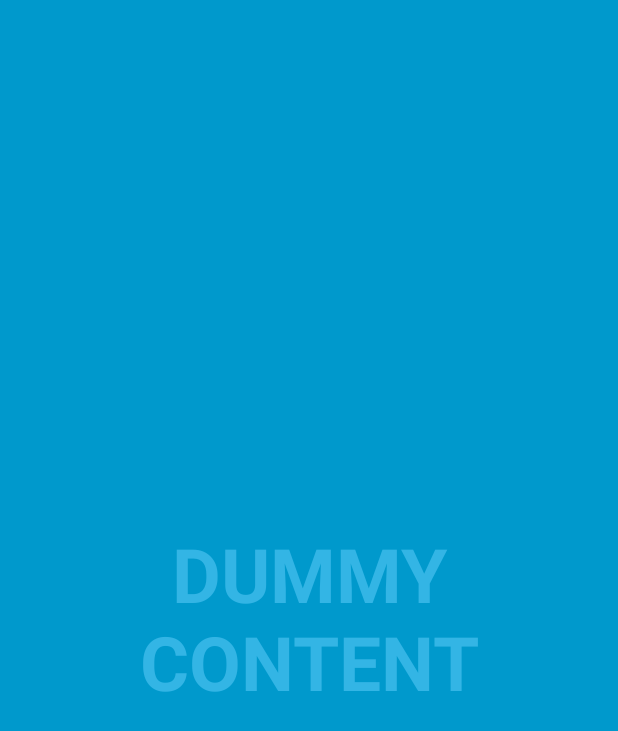
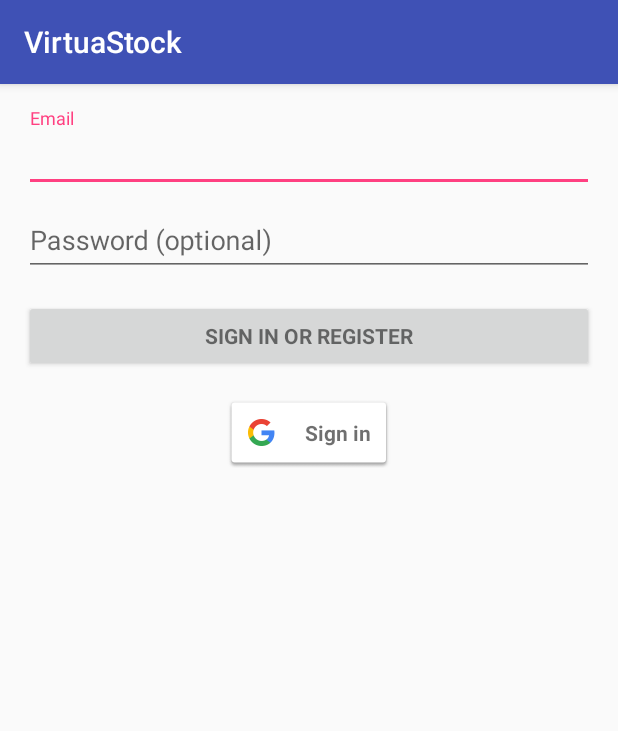
Before and after one commit to lakshayswani/Capstone-Project, an Android app: the screen it shows after launch (home before the commit, LoginActivity after it), on a phone screen of 412 x 824 dp. Shown: the top 731 px of the screen. Run offline under Robolectric (Android 15) with nearby library versions, the phone set to English and light mode, and no system bars; our stand-ins replace Firebase (no records; nobody signed in at launch, a user with empty details on screens opened directly).

Commit message:
Added firebase authentication functionality

```diff
--- /dev/null
+++ b/app/src/main/java/com/lakshayswani/virtuastock/ui/LoginActivity.java
@@ -0,0 +1,273 @@
+package com.lakshayswani.virtuastock.ui;
+
+import android.annotation.TargetApi;
+import android.content.Intent;
+import android.content.pm.PackageManager;
+import android.net.Uri;
+import android.os.Build;
+import android.support.annotation.NonNull;
+import android.support.design.widget.Snackbar;
+import android.support.v7.app.AppCompatActivity;
+import android.os.Bundle;
+import android.util.Log;
+import android.view.View;
+import android.widget.AutoCompleteTextView;
+import android.widget.Button;
+import android.widget.EditText;
+import android.widget.Toast;
+
+import com.google.android.gms.auth.api.Auth;
+import com.google.android.gms.auth.api.signin.GoogleSignInAccount;
+import com.google.android.gms.auth.api.signin.GoogleSignInOptions;
+import com.google.android.gms.auth.api.signin.GoogleSignInResult;
+import com.google.android.gms.common.ConnectionResult;
+import com.google.android.gms.common.SignInButton;
+import com.google.android.gms.common.api.GoogleApiClient;
+import com.google.android.gms.tasks.OnCompleteListener;
+import com.google.android.gms.tasks.Task;
+import com.google.firebase.auth.AuthCredential;
+import com.google.firebase.auth.AuthResult;
+import com.google.firebase.auth.FirebaseAuth;
+import com.google.firebase.auth.FirebaseUser;
+import com.google.firebase.auth.GoogleAuthProvider;
+import com.lakshayswani.virtuastock.R;
+
+import static android.Manifest.permission.GET_ACCOUNTS;
+import static android.Manifest.permission.INTERNET;
+import static android.Manifest.permission.READ_CONTACTS;
+
+public class LoginActivity extends AppCompatActivity implements
+        GoogleApiClient.OnConnectionFailedListener {
+
+
+    private FirebaseAuth mAuth;
+
+    private FirebaseAuth.AuthStateListener mAuthListener;
+
+    private GoogleSignInOptions gso;
+
+    private static String TAG = "FIREBASE";
+
+    private GoogleApiClient mGoogleApiClient;
+
+    private int RC_SIGN_IN = 1;
+
+    private AutoCompleteTextView email;
+
+    private EditText password;
+
+    private Button signIn;
+
+    private SignInButton signInButton;
+
+    @Override
+    protected void onCreate(Bundle savedInstanceState) {
+        super.onCreate(savedInstanceState);
+        setContentView(R.layout.activity_login2);
+
+        email = (AutoCompleteTextView) findViewById(R.id.email);
+        password = (EditText) findViewById(R.id.password);
+        signIn = (Button) findViewById(R.id.email_sign_in_button);
+        signInButton = (SignInButton) findViewById(R.id.sign_in_button);
+        signInButton.setSize(SignInButton.SIZE_STANDARD);
+        mAuth = FirebaseAuth.getInstance();
+
+        gso = new GoogleSignInOptions.Builder(GoogleSignInOptions.DEFAULT_SIGN_IN)
+                .requestIdToken(getString(R.string.web_client_id))
+                .requestEmail()
+                .build();
+
+        mGoogleApiClient = new GoogleApiClient.Builder(this)
+                .enableAutoManage(this , this )
+                .addApi(Auth.GOOGLE_SIGN_IN_API, gso)
+                .build();
+
+
+        populateAutoComplete();
+
+        signIn.setOnClickListener(new View.OnClickListener() {
+            @Override
+            public void onClick(View v) {
+                signInFirebase(email.getText().toString(), password.getText().toString());
+            }
+        });
+
+        signInButton.setOnClickListener(new View.OnClickListener() {
+            @Override
+            public void onClick(View v) {
+                signIn();
+            }
+        });
+
+        mAuthListener = new FirebaseAuth.AuthStateListener() {
+            @Override
+            public void onAuthStateChanged(@NonNull FirebaseAuth firebaseAuth) {
+                FirebaseUser user = firebaseAuth.getCurrentUser();
+                if (user != null) {
+                    Toast.makeText(getApplicationContext(), "Signin Successful", Toast.LENGTH_LONG).show();
+                    // User is signed in
+                    Log.d(TAG, "onAuthStateChanged:signed_in:" + user.getUid());
+                } else {
+                    Toast.makeText(getApplicationContext(), "Signin not Successful", Toast.LENGTH_LONG).show();
+                    // User is signed out
+                    Log.d(TAG, "onAuthStateChanged:signed_out");
+                }
+                // ...
+            }
+        };
+
+//        FirebaseUser user = FirebaseAuth.getInstance().getCurrentUser();
+//        if (user != null) {
+//            // Name, email address, and profile photo Url
+//            String name = user.getDisplayName();
+//            String email = user.getEmail();
+//            Uri photoUrl = user.getPhotoUrl();
+//
+//            // The user's ID, unique to the Firebase project. Do NOT use this value to
+//            // authenticate with your backend server, if you have one. Use
+//            // FirebaseUser.getToken() instead.
+//            String uid = user.getUid();
+//        }
+
+    }
+
+    private void signInFirebase(final String emailId, final String password)
+    {
+        mAuth.signInWithEmailAndPassword(emailId, password)
+                .addOnCompleteListener(this, new OnCompleteListener<AuthResult>() {
+                    @Override
+                    public void onComplete(@NonNull Task<AuthResult> task) {
+                        Log.d(TAG, "signInWithEmail:onComplete:" + task.isSuccessful());
+
+                        // If sign in fails, display a message to the user. If sign in succeeds
+                        // the auth state listener will be notified and logic to handle the
+                        // signed in user can be handled in the listener.
+                        if (!task.isSuccessful()) {
+                            Log.w(TAG, "signInWithEmail:failed", task.getException());
+                            Toast.makeText(getApplicationContext(), "Seems like you are a new user !",
+                                    Toast.LENGTH_SHORT).show();
+                            mAuth.createUserWithEmailAndPassword(emailId, password)
+                                    .addOnCompleteListener(LoginActivity.this, new OnCompleteListener<AuthResult>() {
+                                        @Override
+                                        public void onComplete(@NonNull Task<AuthResult> task) {
+                                            Log.d(TAG, "createUserWithEmail:onComplete:" + task.isSuccessful());
+
+                                            // If sign in fails, display a message to the user. If sign in succeeds
+                                            // the auth state listener will be notified and logic to handle the
+                                            // signed in user can be handled in the listener.
+                                            if (!task.isSuccessful()) {
+                                                Toast.makeText(getApplicationContext(), "Unable to make user with these details.",
+                                                        Toast.LENGTH_SHORT).show();
+                                            }
+
+                                        }
+                                    });
+
+                        }
+
+                        // ...
+                    }
+                });
+    }
+
+    @Override
+    public void onStart() {
+        super.onStart();
+        mAuth.addAuthStateListener(mAuthListener);
+    }
+
+    @Override
+    public void onStop() {
+        super.onStop();
+        if (mAuthListener != null) {
+            mAuth.removeAuthStateListener(mAuthListener);
+        }
+    }
+
+    private void signIn() {
+        Intent signInIntent = Auth.GoogleSignInApi.getSignInIntent(mGoogleApiClient);
+        startActivityForResult(signInIntent, RC_SIGN_IN);
+    }
+
+    @Override
+    public void onActivityResult(int requestCode, int resultCode, Intent data) {
+        super.onActivityResult(requestCode, resultCode, data);
+
+        // Result returned from launching the Intent from GoogleSignInApi.getSignInIntent(...);
+        if (requestCode == RC_SIGN_IN) {
+            GoogleSignInResult result = Auth.GoogleSignInApi.getSignInResultFromIntent(data);
+            if (result.isSuccess()) {
+                Toast.makeText(getApplicationContext(), "Authenticating google with firebase.",
+                        Toast.LENGTH_SHORT).show();
+                // Google Sign In was successful, authenticate with Firebase
+                GoogleSignInAccount account = result.getSignInAccount();
+                firebaseAuthWithGoogle(account);
+            } else {
+                // Google Sign In failed, update UI appropriately
+                // ...
+                Toast.makeText(getApplicationContext(), "Google Sign in failed.",
+                        Toast.LENGTH_SHORT).show();
+            }
+        }
+    }
+
+    private void firebaseAuthWithGoogle(GoogleSignInAccount acct) {
+        Log.d(TAG, "firebaseAuthWithGoogle:" + acct.getId());
+
+        AuthCredential credential = GoogleAuthProvider.getCredential(acct.getIdToken(), null);
+        mAuth.signInWithCredential(credential)
+                .addOnCompleteListener(this, new OnCompleteListener<AuthResult>() {
+                    @Override
+                    public void onComplete(@NonNull Task<AuthResult> task) {
+                        Log.d(TAG, "signInWithCredential:onComplete:" + task.isSuccessful());
+
+                        // If sign in fails, display a message to the user. If sign in succeeds
+                        // the auth state listener will be notified and logic to handle the
+                        // signed in user can be handled in the listener.
+                        if (!task.isSuccessful()) {
+                            Log.w(TAG, "signInWithCredential", task.getException());
+                            Toast.makeText(getApplicationContext(), "Authentication failed.",
+                                    Toast.LENGTH_SHORT).show();
+                        }
+                        else
+                        {
+                            Toast.makeText(getApplicationContext(), "Signin with google successful",
+                                    Toast.LENGTH_SHORT).show();
+                        }
+                        // ...
+                    }
+                });
+    }
+
+    @Override
+    public void onConnectionFailed(@NonNull ConnectionResult connectionResult) {
+        Log.d(TAG, "onConnectionFailed:" + connectionResult);
+    }
+
+    private static final int REQUEST_GET_ACCOUNTS = 1;
+    private static final int REQUEST_INTERNET = 2;
+
+
+    private void populateAutoComplete() {
+        if (!mayRequestContacts()) {
+            return;
+        }
+    }
+
+    private boolean mayRequestContacts() {
+        if (Build.VERSION.SDK_INT < Build.VERSION_CODES.M) {
+            return true;
+        }
+        if ((checkSelfPermission(GET_ACCOUNTS) == PackageManager.PERMISSION_GRANTED)&&(checkSelfPermission(INTERNET) == PackageManager.PERMISSION_GRANTED)) {
+            return true;
+        }
+        if(checkSelfPermission(GET_ACCOUNTS) != PackageManager.PERMISSION_GRANTED)
+        requestPermissions(new String[]{GET_ACCOUNTS}, REQUEST_GET_ACCOUNTS);
+
+        if(checkSelfPermission(INTERNET) != PackageManager.PERMISSION_GRANTED)
+        requestPermissions(new String[]{INTERNET}, REQUEST_INTERNET);
+
+        return false;
+    }
+
+}
--- /dev/null
+++ b/app/src/main/res/layout/activity_login2.xml
@@ -0,0 +1,85 @@
+<LinearLayout xmlns:android="http://schemas.android.com/apk/res/android"
+    xmlns:tools="http://schemas.android.com/tools"
+    android:layout_width="match_parent"
+    android:layout_height="match_parent"
+    android:gravity="center_horizontal"
+    android:orientation="vertical"
+    android:paddingBottom="@dimen/activity_vertical_margin"
+    android:paddingLeft="@dimen/activity_horizontal_margin"
+    android:paddingRight="@dimen/activity_horizontal_margin"
+    android:paddingTop="@dimen/activity_vertical_margin"
+    tools:context="com.lakshayswani.virtuastock.ui.LoginActivity">
+
+    <!-- Login progress -->
+    <ProgressBar
+        android:id="@+id/login_progress"
+        style="?android:attr/progressBarStyleLarge"
+        android:layout_width="wrap_content"
+        android:layout_height="wrap_content"
+        android:layout_marginBottom="8dp"
+        android:visibility="gone" />
+
+    <ScrollView
+        android:id="@+id/login_form"
+        android:layout_width="match_parent"
+        android:layout_height="match_parent">
+
+        <LinearLayout
+            android:id="@+id/email_login_form"
+            android:layout_width="match_parent"
+            android:layout_height="wrap_content"
+            android:orientation="vertical">
+
+            <android.support.design.widget.TextInputLayout
+                android:layout_width="match_parent"
+                android:layout_height="wrap_content">
+
+                <AutoCompleteTextView
+                    android:id="@+id/email"
+                    android:layout_width="match_parent"
+                    android:layout_height="wrap_content"
+                    android:hint="@string/prompt_email"
+                    android:inputType="textEmailAddress"
+                    android:maxLines="1"
+                    android:singleLine="true" />
+
+            </android.support.design.widget.TextInputLayout>
+
+            <android.support.design.widget.TextInputLayout
+                android:layout_width="match_parent"
+                android:layout_height="wrap_content">
+
+                <EditText
+                    android:id="@+id/password"
+                    android:layout_width="match_parent"
+                    android:layout_height="wrap_content"
+                    android:hint="@string/prompt_password"
+                    android:imeActionId="@+id/login"
+                    android:imeActionLabel="@string/action_sign_in_short"
+                    android:imeOptions="actionUnspecified"
+                    android:inputType="textPassword"
+                    android:maxLines="1"
+                    android:singleLine="true" />
+
+            </android.support.design.widget.TextInputLayout>
+
+            <Button
+                android:id="@+id/email_sign_in_button"
+                style="?android:textAppearanceSmall"
+                android:layout_width="match_parent"
+                android:layout_height="wrap_content"
+                android:layout_marginTop="16dp"
+                android:text="@string/action_sign_in"
+                android:textStyle="bold" />
+
+            <com.google.android.gms.common.SignInButton
+                android:id="@+id/sign_in_button"
+                android:layout_width="wrap_content"
+                android:layout_height="wrap_content"
+                android:layout_marginTop="16dp"
+                android:layout_gravity="center_horizontal"
+                />
+
+        </LinearLayout>
+    </ScrollView>
+</LinearLayout>
--- /dev/null
+++ b/app/src/main/res/values/dimens.xml
@@ -0,0 +1,5 @@
+<resources>
+    <!-- Default screen margins, per the Android Design guidelines. -->
+    <dimen name="activity_horizontal_margin">16dp</dimen>
+    <dimen name="activity_vertical_margin">16dp</dimen>
+</resources>
--- a/app/src/main/res/values/strings.xml
+++ b/app/src/main/res/values/strings.xml
@@ -3,4 +3,25 @@
 
     <string name="dummy_button">Dummy Button</string>
     <string name="dummy_content">DUMMY\nCONTENT</string>
+    <string name="title_activity_dashboard">dashboard</string>
+    <string name="title_home">Home</string>
+    <string name="title_dashboard">Dashboard</string>
+    <string name="title_notifications">Notifications</string>
+    <string name="portfolio">Portfolio</string>
+    <string name="account">Account</string>
+    <string name="title_activity_login">Sign in</string>
+
+    <!-- Strings related to login -->
+    <string name="prompt_email">Email</string>
+    <string name="prompt_password">Password (optional)</string>
+    <string name="action_sign_in">Sign in or register</string>
+    <string name="action_sign_in_short">Sign in</string>
+    <string name="error_invalid_email">This email address is invalid</string>
+    <string name="error_invalid_password">This password is too short</string>
+    <string name="error_incorrect_password">This password is incorrect</string>
+    <string name="error_field_required">This field is required</string>
+    <string name="permission_rationale">"Contacts permissions are needed for providing email
+        completions."
+    </string>
+    <string name="web_client_id">1087422679076-2usi3satfbmmcd9e41csj0gbmaihkdtl.apps.googleusercontent.com</string>
 </resources>
--- a/build.gradle
+++ b/build.gradle
@@ -5,10 +5,11 @@ buildscript {
         jcenter()
     }
     dependencies {
-        classpath 'com.android.tools.build:gradle:2.2.3'
+        classpath 'com.android.tools.build:gradle:2.3.0'
 
         // NOTE: Do not place your application dependencies here; they belong
         // in the individual module build.gradle files
+        classpath 'com.google.gms:google-services:3.0.0'
     }
 }
 
```
Also changed, not shown: app/build.gradle (+11 -0 lines), app/src/main/AndroidManifest.xml (+12 -0 lines), app/src/main/java/com/lakshayswani/virtuastock/ui/dashboard.java (added, +44 -0 lines), app/src/main/res/drawable/ic_dashboard_black_24dp.xml (added, +9 -0 lines), app/src/main/res/drawable/ic_home_black_24dp.xml (added, +9 -0 lines), app/src/main/res/drawable/ic_notifications_black_24dp.xml (added, +9 -0 lines), app/src/main/res/layout/activity_dashboard.xml (added, +27 -0 lines), app/src/main/res/layout/activity_login.xml (added, +77 -0 lines), app/src/main/res/menu/navigation.xml (added, +24 -0 lines), app/src/main/res/drawable/ic_account_box_black_24dp.png (added), app/src/main/res/drawable/ic_shopping_basket_black_24dp.png (added), gradle/wrapper/gradle-wrapper.properties, 2 other files.
